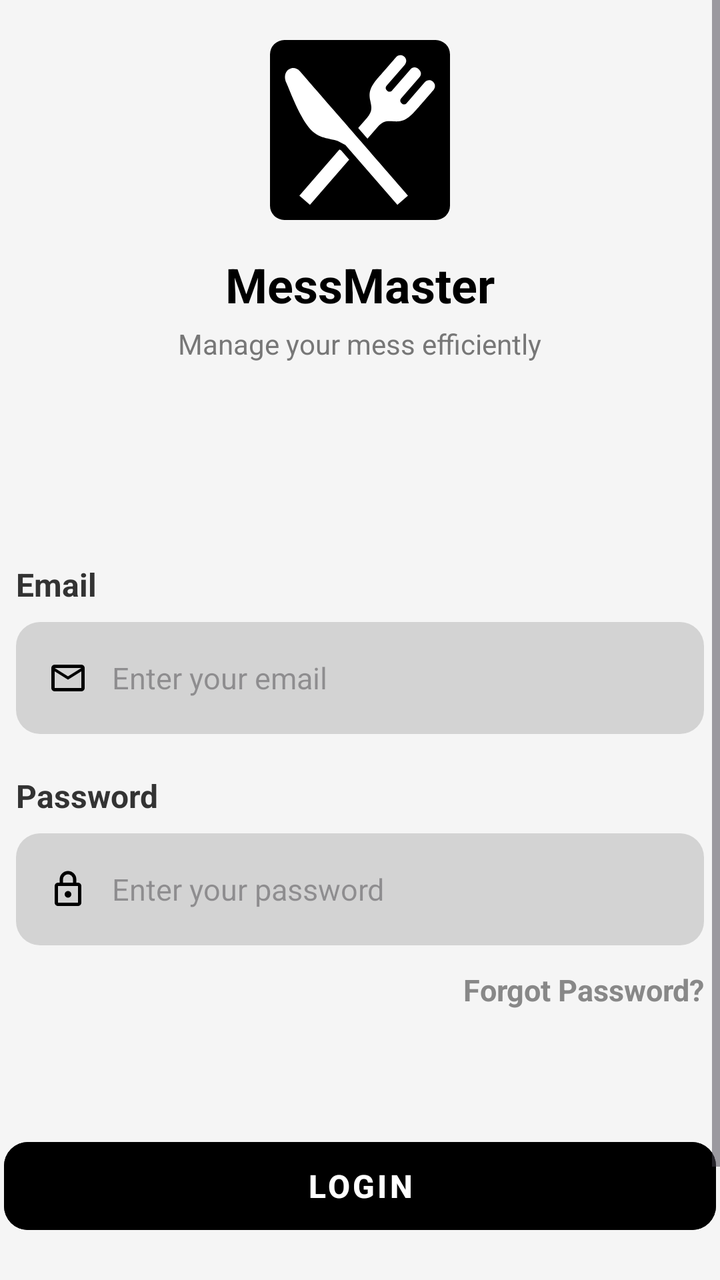
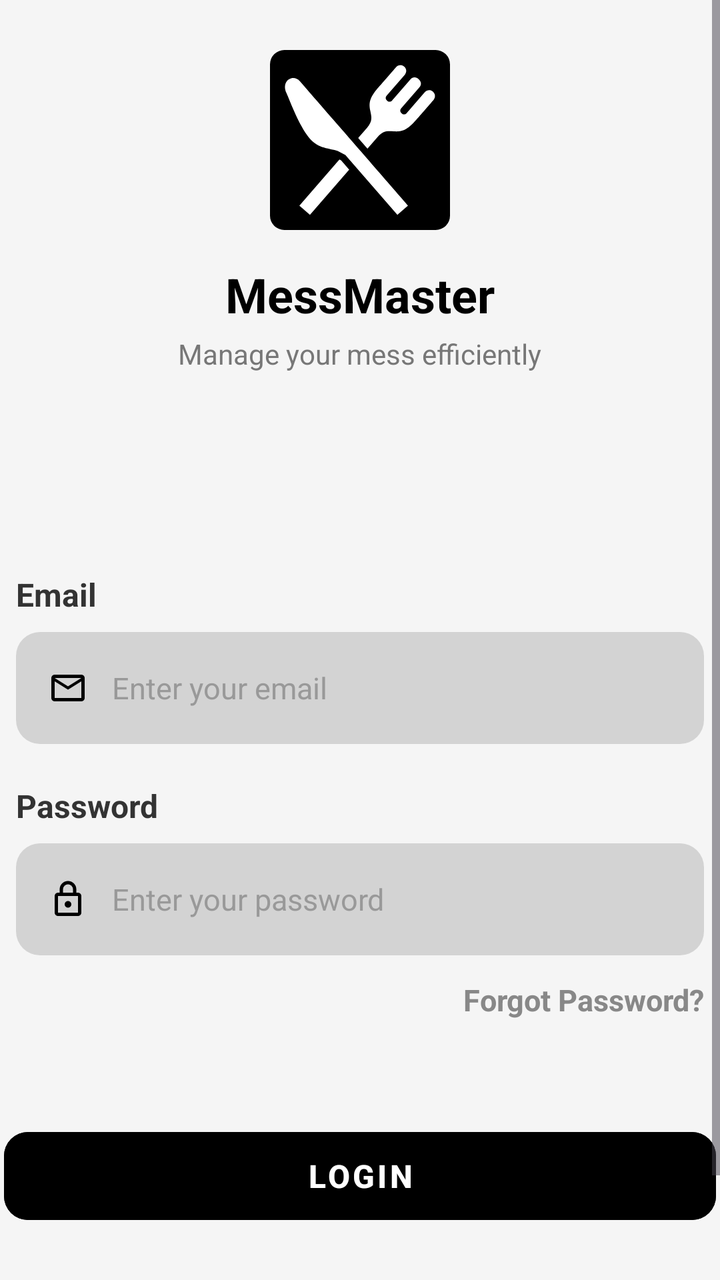

The first picture is an Android layout as it rendered before a commit; the second is the same layout after the commit. The layout source and the unified diff follow.
<!-- AndroidManifest.xml: application theme Theme.MessMaster -->
<!-- res/layout/activity_login.xml -->
<?xml version="1.0" encoding="utf-8"?>
<ScrollView xmlns:android="http://schemas.android.com/apk/res/android"
    xmlns:app="http://schemas.android.com/apk/res-auto"
    xmlns:tools="http://schemas.android.com/tools"
    android:id="@+id/main"
    android:layout_width="match_parent"
    android:layout_height="match_parent"
    android:background="#F5F5F5"
    android:fitsSystemWindows="true"
    tools:context=".MainActivity">

    <LinearLayout
        android:layout_width="match_parent"
        android:layout_height="match_parent"
        android:orientation="vertical"
        android:layout_gravity="center"
        android:padding="2dp">

        <Space
            android:layout_width="match_parent"
            android:layout_height="80dp"/>

        <ImageView
            android:layout_width="90dp"
            android:layout_height="90dp"
            android:src="@drawable/login_icon"
            android:layout_gravity="center"/>

        <TextView
            android:layout_width="wrap_content"
            android:layout_height="wrap_content"
            android:text="MessMaster"
            android:textSize="24sp"
            android:textStyle="bold"
            android:textColor="#000"
            android:layout_gravity="center"
            android:layout_marginTop="16dp"/>

        <TextView
            android:layout_width="wrap_content"
            android:layout_height="wrap_content"
            android:text="Manage your mess efficiently"
            android:textSize="14sp"
            android:textColor="#777"
            android:layout_gravity="center"
            android:layout_marginTop="4dp"/>

        <Space
            android:layout_width="match_parent"
            android:layout_height="100dp" />

        <TextView
            android:layout_width="match_parent"
            android:layout_height="wrap_content"
            android:text="Email"
            android:textSize="16sp"
            android:textStyle="bold"
            android:textColor="#333333"
            android:layout_marginBottom="8dp"
            android:layout_marginHorizontal="6dp"/>

        <LinearLayout
            android:layout_width="match_parent"
            android:layout_height="56dp"
            android:orientation="horizontal"
            android:background="@drawable/bg_input_field"
            android:gravity="center_vertical"
            android:paddingHorizontal="16dp"
            android:layout_marginHorizontal="6dp">

            <ImageView
                android:layout_width="20dp"
                android:layout_height="20dp"
                android:src="@drawable/mail_icon"
                android:contentDescription="Email Icon" />

            <EditText
                android:id="@+id/etEmail"
                android:layout_width="0dp"
                android:layout_height="match_parent"
                android:layout_weight="1"
                android:layout_marginStart="12dp"
                android:hint="Enter your email"
                android:hintTextColor="#000000"
                android:textColor="#000000"
                android:textSize="15sp"
                android:background="@null"
                android:inputType="textEmailAddress"
                android:singleLine="true"
                android:importantForAutofill="yes"
                android:autofillHints="emailAddress" />

        </LinearLayout>

        <Space
            android:layout_width="match_parent"
            android:layout_height="20dp" />

        <TextView
            android:layout_width="match_parent"
            android:layout_height="wrap_content"
            android:text="Password"
            android:textSize="16sp"
            android:textStyle="bold"
            android:textColor="#333333"
            android:layout_marginBottom="8dp"
            android:layout_marginHorizontal="6dp"/>

        <LinearLayout
            android:layout_width="match_parent"
            android:layout_height="56dp"
            android:orientation="horizontal"
            android:background="@drawable/bg_input_field"
            android:gravity="center_vertical"
            android:paddingHorizontal="16dp"
            android:layout_marginHorizontal="6dp">

            <ImageView
                android:layout_width="20dp"
                android:layout_height="20dp"
                android:src="@drawable/lock_icon"
                android:contentDescription="Password Icon" />

            <EditText
                android:id="@+id/etPassword"
                android:layout_width="0dp"
                android:layout_height="match_parent"
                android:layout_weight="1"
                android:layout_marginStart="12dp"
                android:hint="Enter your password"
                android:hintTextColor="#BBBBBB"
                android:textColor="#000000"
                android:textSize="15sp"
                android:background="@null"
                android:inputType="textPassword"
                android:singleLine="true"
                android:importantForAutofill="yes"
                android:autofillHints="password" />

        </LinearLayout>

        <TextView
            android:id="@+id/tvForgotPassword"
            android:layout_width="match_parent"
            android:layout_height="wrap_content"
            android:text="Forgot Password?"
            android:textSize="15sp"
            android:textColor="#888888"
            android:textStyle="bold"
            android:gravity="end"
            android:layout_marginTop="12dp"
            android:clickable="true"
            android:focusable="true"
            android:background="?attr/selectableItemBackgroundBorderless"
            android:layout_marginRight="6dp"/>

        <Space
            android:layout_width="match_parent"
            android:layout_height="60dp" />

        <Button
            android:id="@+id/btnLogin"
            android:layout_width="match_parent"
            android:layout_height="56dp"
            android:text="Login"
            android:textSize="16sp"
            android:textColor="#FFFFFF"
            android:textStyle="bold"
            android:backgroundTint="#000000"
            android:stateListAnimator="@null"
            style="@style/Widget.MaterialComponents.Button"
            app:cornerRadius="12dp" />

        <LinearLayout
            android:layout_width="wrap_content"
            android:layout_height="wrap_content"
            android:orientation="horizontal"
            android:layout_gravity="center_horizontal"
            android:layout_marginTop="20dp"
            android:gravity="center_vertical">

            <TextView
                android:layout_width="wrap_content"
                android:layout_height="wrap_content"
                android:text="Don't have an account? "
                android:textSize="14sp"
                android:textColor="#888888" />

            <TextView
                android:id="@+id/tvRegister"
                android:layout_width="wrap_content"
                android:layout_height="wrap_content"
                android:text="Register"
                android:textSize="14sp"
                android:textColor="#000000"
                android:textStyle="bold"
                android:paintFlags="8"
                android:clickable="true"
                android:focusable="true"
                android:background="?attr/selectableItemBackgroundBorderless" />

        </LinearLayout>

        <Space
            android:layout_width="match_parent"
            android:layout_height="40dp" />

    </LinearLayout>

</ScrollView>
<!-- resources referenced by this layout -->
<resources>
  <!-- drawable bg_input_field (drawable) -->
  <?xml version="1.0" encoding="utf-8"?>
  <shape xmlns:android="http://schemas.android.com/apk/res/android"
      android:shape="rectangle">
  
      <solid android:color="#D3D3D3" />
  
      <corners android:radius="12dp" />
  
  </shape>
  <!-- drawable lock_icon (drawable) -->
  <vector xmlns:android="http://schemas.android.com/apk/res/android"
      android:width="24dp"
      android:height="24dp"
      android:viewportWidth="960"
      android:viewportHeight="960">
    <path
        android:pathData="M240,880q-33,0 -56.5,-23.5T160,800v-400q0,-33 23.5,-56.5T240,320h40v-80q0,-83 58.5,-141.5T480,40q83,0 141.5,58.5T680,240v80h40q33,0 56.5,23.5T800,400v400q0,33 -23.5,56.5T720,880L240,880ZM240,800h480v-400L240,400v400ZM536.5,656.5Q560,633 560,600t-23.5,-56.5Q513,520 480,520t-56.5,23.5Q400,567 400,600t23.5,56.5Q447,680 480,680t56.5,-23.5ZM360,320h240v-80q0,-50 -35,-85t-85,-35q-50,0 -85,35t-35,85v80ZM240,800v-400,400Z"
        android:fillColor="#000000"/>
  </vector>
  <!-- drawable login_icon (drawable) -->
  <vector xmlns:android="http://schemas.android.com/apk/res/android"
      android:width="800dp"
      android:height="800dp"
      android:viewportWidth="614.4"
      android:viewportHeight="614.4">
    <path
        android:pathData="M49.15,0L565.25,0A49.15,49.15 0,0 1,614.4 49.15L614.4,565.25A49.15,49.15 0,0 1,565.25 614.4L49.15,614.4A49.15,49.15 0,0 1,0 565.25L0,49.15A49.15,49.15 0,0 1,49.15 0z"
        android:strokeWidth="0"
        android:fillColor="#000000"/>
    <path
        android:pathData="M101.77,106.44C78.96,80.24 37.21,105.03 55.88,146.35c12.44,27.56 36.47,94.92 70.02,143.44c33.56,48.52 69.33,43.33 105.45,55.08l25.95,13.42l177.55,204.2l35.91,-31.23l0.19,-0.16c-5.25,-6.05 -166.72,-191.78 -230.56,-265.2C177.19,193.22 112.86,119.2 101.77,106.44z"
        android:fillColor="#ffffff"/>
    <path
        android:pathData="M527.86,144.75l-61.94,71.27c-3.97,4.56 -10.86,5.03 -15.42,1.06l-2.2,-1.91c-4.53,-3.95 -5.03,-10.84 -1.06,-15.41l62.23,-71.59c10.22,-11.73 5.38,-22.13 -2.22,-28.72c-7.58,-6.58 -18.53,-9.94 -28.75,1.81l-62.23,71.59c-3.95,4.55 -10.86,5.03 -15.41,1.06l-2.19,-1.91c-4.56,-3.95 -5.05,-10.86 -1.09,-15.41l61.95,-71.27c18.3,-21.03 -12.3,-46.38 -30.16,-25.83c-21.39,24.59 -59.16,68.03 -59.16,68.03c-33,37.69 -32.5,55.34 -27.84,80.08c3.78,19.94 9.33,34.28 -11.16,57.84l-30.23,34.78l31.72,36.45l34.64,-39.84c20.47,-23.55 35.45,-20.05 55.72,-19.09c25.16,1.2 42.7,-0.77 75.42,-38.67c0,0 37.77,-43.47 59.16,-68.06C575.51,150.49 546.15,123.74 527.86,144.75z"
        android:fillColor="#ffffff"/>
    <path
        android:pathData="M236.96,373.89l-136.66,157.19l36.11,31.41l133.84,-153.94l-27.55,-31.69z"
        android:fillColor="#ffffff"/>
  </vector>
  <!-- drawable mail_icon (drawable) -->
  <vector xmlns:android="http://schemas.android.com/apk/res/android"
      android:width="24dp"
      android:height="24dp"
      android:viewportWidth="960"
      android:viewportHeight="960">
    <path
        android:pathData="M160,800q-33,0 -56.5,-23.5T80,720v-480q0,-33 23.5,-56.5T160,160h640q33,0 56.5,23.5T880,240v480q0,33 -23.5,56.5T800,800L160,800ZM480,520L160,320v400h640v-400L480,520ZM480,440 L800,240L160,240l320,200ZM160,320v-80,480 -400Z"
        android:fillColor="#000000"/>
  </vector>
  <style name="Theme.MessMaster" parent="Base.Theme.MessMaster" />
  <style name="Base.Theme.MessMaster" parent="Theme.Material3.DayNight.NoActionBar">
          
          
      </style>
</resources>

<!-- the commit's change to res/layout/activity_login.xml (unified diff, before → after) -->
@@ -2,7 +2,7 @@
 <ScrollView xmlns:android="http://schemas.android.com/apk/res/android"
     xmlns:app="http://schemas.android.com/apk/res-auto"
     xmlns:tools="http://schemas.android.com/tools"
-    android:id="@+id/main"
+    android:id="@+id/login"
     android:layout_width="match_parent"
     android:layout_height="match_parent"
     android:background="#F5F5F5"
@@ -81,14 +81,13 @@
                 android:layout_weight="1"
                 android:layout_marginStart="12dp"
                 android:hint="Enter your email"
-                android:hintTextColor="#000000"
+                android:textColorHint="#999999"
                 android:textColor="#000000"
                 android:textSize="15sp"
                 android:background="@null"
                 android:inputType="textEmailAddress"
                 android:singleLine="true"
-                android:importantForAutofill="yes"
-                android:autofillHints="emailAddress" />
+                android:importantForAutofill="yes" />
 
         </LinearLayout>
 
@@ -128,7 +127,7 @@
                 android:layout_weight="1"
                 android:layout_marginStart="12dp"
                 android:hint="Enter your password"
-                android:hintTextColor="#BBBBBB"
+                android:textColorHint="#999999"
                 android:textColor="#000000"
                 android:textSize="15sp"
                 android:background="@null"
@@ -156,7 +155,7 @@
 
         <Space
             android:layout_width="match_parent"
-            android:layout_height="60dp" />
+            android:layout_height="50dp" />
 
         <Button
             android:id="@+id/btnLogin"
@@ -194,7 +193,6 @@
                 android:textSize="14sp"
                 android:textColor="#000000"
                 android:textStyle="bold"
-                android:paintFlags="8"
                 android:clickable="true"
                 android:focusable="true"
                 android:background="?attr/selectableItemBackgroundBorderless" />
